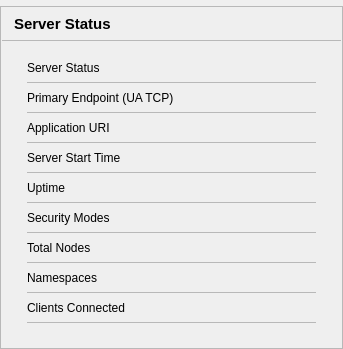
Old version of the form src/ui/pages/statuspage.ui in the repository sanny32/OpenUaSim.
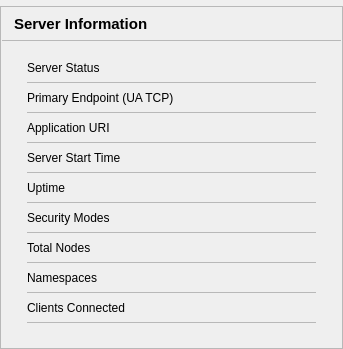
New version of the form. Custom widgets are drawn as their Qt base class.

Commit message: Rename Status tab to Overview

Patch:
```diff
--- a/src/ui/pages/statuspage.ui
+++ b/src/ui/pages/statuspage.ui
@@ -71,7 +71,7 @@
            </font>
           </property>
           <property name="text">
-           <string>Server Status</string>
+           <string>Server Information</string>
           </property>
           <property name="minimumSize">
            <size>
```
The commit also changes 2 other files.
